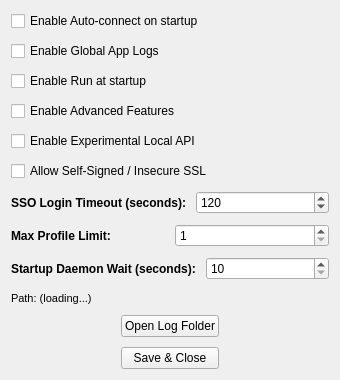
Above: pygui/dialogs/settings.ui from Arean82/Tailscale-Headscale-Client before the change. Below: the same form after it.
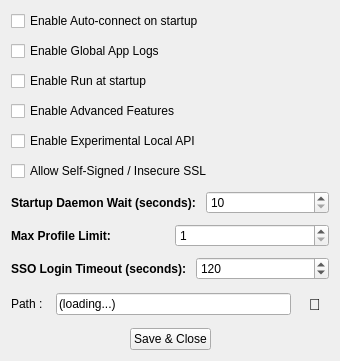
That is the form after the change.

Commit message: style(settings): optimize settings dialog layout and modernize log folder widgets

What changed in the file:
```diff
--- a/pygui/dialogs/settings.ui
+++ b/pygui/dialogs/settings.ui
@@ -7,7 +7,7 @@
     <x>0</x>
     <y>0</y>
     <width>340</width>
-    <height>380</height>
+    <height>326</height>
    </rect>
   </property>
   <property name="windowTitle">
@@ -65,35 +65,8 @@
       </widget>
      </item>
      <item>
-      <layout class="QHBoxLayout" name="ssoLayout">
-       <item>
-        <widget class="QLabel" name="labelSsoTimeout">
-         <property name="font">
-          <font>
-           <bold>true</bold>
-          </font>
-         </property>
-         <property name="text">
-          <string>SSO Login Timeout (seconds):</string>
-         </property>
-        </widget>
-       </item>
-       <item>
-        <widget class="QSpinBox" name="spinSsoTimeout">
-         <property name="minimum">
-          <number>10</number>
-         </property>
-         <property name="maximum">
-          <number>600</number>
-         </property>
-         <property name="value">
-          <number>120</number>
-         </property>
-        </widget>
-       </item>
-      </layout>
-     </item>
-     <item>
+      <layout class="QGridLayout" name="gridLayout">
+       <item row="2" column="0">
       <layout class="QHBoxLayout" name="horizontalLayout">
        <item>
         <widget class="QLabel" name="labelMaxTabs">
@@ -119,8 +92,8 @@
        </item>
       </layout>
      </item>
-     <item>
-      <layout class="QHBoxLayout" name="startupDelayLayout">
+       <item row="1" column="0">
+        <layout class="QHBoxLayout" name="horizontalLayout_5">
        <item>
         <widget class="QLabel" name="labelStartupDelay">
          <property name="font">
@@ -145,50 +118,102 @@
        </item>
       </layout>
      </item>
+       <item row="3" column="0">
+        <layout class="QHBoxLayout" name="horizontalLayout_4">
      <item>
-      <spacer name="verticalSpacer">
-       <property name="orientation">
-        <enum>Qt::Orientation::Vertical</enum>
-       </property>
-       <property name="sizeHint" stdset="0">
-        <size>
-         <width>20</width>
-         <height>10</height>
-        </size>
-       </property>
-      </spacer>
-     </item>
-     <item>
-      <widget class="QLabel" name="labelLogPath">
+          <widget class="QLabel" name="labelSsoTimeout">
        <property name="font">
         <font>
-         <pointsize>8</pointsize>
+             <bold>true</bold>
         </font>
        </property>
        <property name="text">
-        <string>Path: (loading...)</string>
-       </property>
-       <property name="wordWrap">
+            <string>SSO Login Timeout (seconds):</string>
+           </property>
+          </widget>
+         </item>
+         <item>
+          <widget class="QSpinBox" name="spinSsoTimeout">
+           <property name="minimum">
+            <number>10</number>
+           </property>
+           <property name="maximum">
+            <number>600</number>
+           </property>
+           <property name="value">
+            <number>120</number>
+           </property>
+          </widget>
+         </item>
+        </layout>
+       </item>
+       <item row="4" column="0">
+        <layout class="QHBoxLayout" name="horizontalLayout_7">
+         <item>
+          <widget class="QLabel" name="label">
+           <property name="text">
+            <string>Path : </string>
+           </property>
+          </widget>
+         </item>
+         <item>
+          <widget class="QLineEdit" name="lineEdit">
+           <property name="text">
+            <string>(loading...)</string>
+           </property>
+          </widget>
+         </item>
+         <item>
+          <widget class="QPushButton" name="btnOpenLogFolder">
+           <property name="enabled">
         <bool>true</bool>
        </property>
-      </widget>
-     </item>
-     <item>
-      <layout class="QGridLayout" name="gridLayout">
-       <item row="0" column="1">
-        <spacer name="horizontalSpacer">
-         <property name="orientation">
-          <enum>Qt::Orientation::Horizontal</enum>
-         </property>
-         <property name="sizeHint" stdset="0">
-          <size>
-           <width>40</width>
-           <height>20</height>
-          </size>
-         </property>
-        </spacer>
+           <property name="minimumSize">
+            <size>
+             <width>28</width>
+             <height>28</height>
+            </size>
+           </property>
+           <property name="maximumSize">
+            <size>
+             <width>28</width>
+             <height>28</height>
+            </size>
+           </property>
+           <property name="cursor">
+            <cursorShape>PointingHandCursor</cursorShape>
+           </property>
+           <property name="styleSheet">
+            <string>
+             QPushButton {
+                 background-color: transparent;
+                 border: none;
+                 font-size: 16px;
+                 padding: 0px;
+                 margin: 0px;
+             }
+             QPushButton:hover {
+                 background-color: rgba(0, 0, 0, 0.08);
+                 border-radius: 4px;
+              }
+              QPushButton:pressed {
+                  background-color: rgba(0, 0, 0, 0.15);
+                  border-radius: 4px;
+              }
+             </string>
+            </property>
+            <property name="text">
+             <string>📁</string>
+            </property>
+           </widget>
+         </item>
+        </layout>
        </item>
-       <item row="0" column="3">
+      </layout>
+     </item>
+     <item>
+      <layout class="QHBoxLayout" name="horizontalLayout_2">
+       <item>
         <spacer name="horizontalSpacer_2">
          <property name="orientation">
           <enum>Qt::Orientation::Horizontal</enum>
@@ -201,35 +226,15 @@
          </property>
         </spacer>
        </item>
-       <item row="0" column="2">
-        <widget class="QPushButton" name="btnOpenLogFolder">
-         <property name="text">
-          <string>Open Log Folder</string>
-         </property>
-        </widget>
-       </item>
-       <item row="1" column="2">
+       <item>
         <widget class="QPushButton" name="btnClose">
          <property name="text">
           <string>Save &amp;&amp; Close</string>
          </property>
         </widget>
        </item>
-       <item row="1" column="1">
-        <spacer name="horizontalSpacer_3">
-         <property name="orientation">
-          <enum>Qt::Orientation::Horizontal</enum>
-         </property>
-         <property name="sizeHint" stdset="0">
-          <size>
-           <width>40</width>
-           <height>20</height>
-          </size>
-         </property>
-        </spacer>
-       </item>
-       <item row="1" column="3">
-        <spacer name="horizontalSpacer_4">
+       <item>
+        <spacer name="horizontalSpacer">
          <property name="orientation">
           <enum>Qt::Orientation::Horizontal</enum>
          </property>
```
Lines whose indentation alone changed are shown as unchanged. The commit also changes 2 other files.
